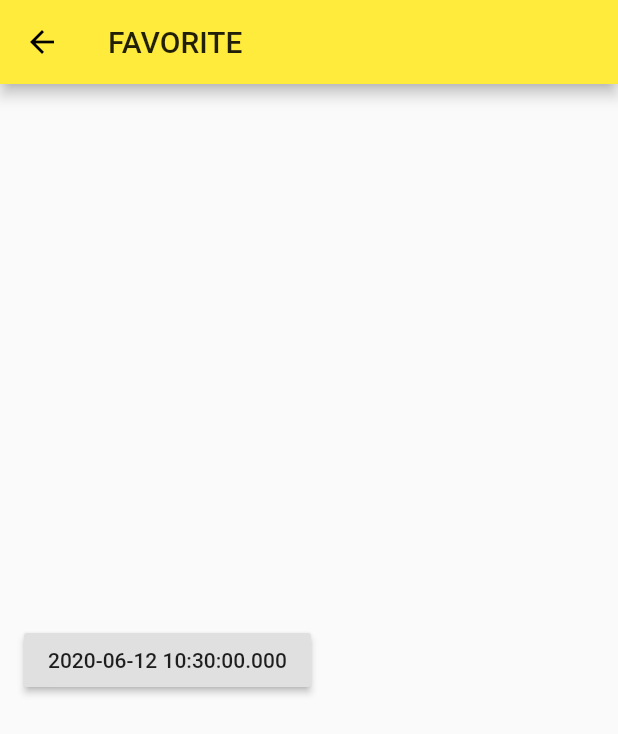
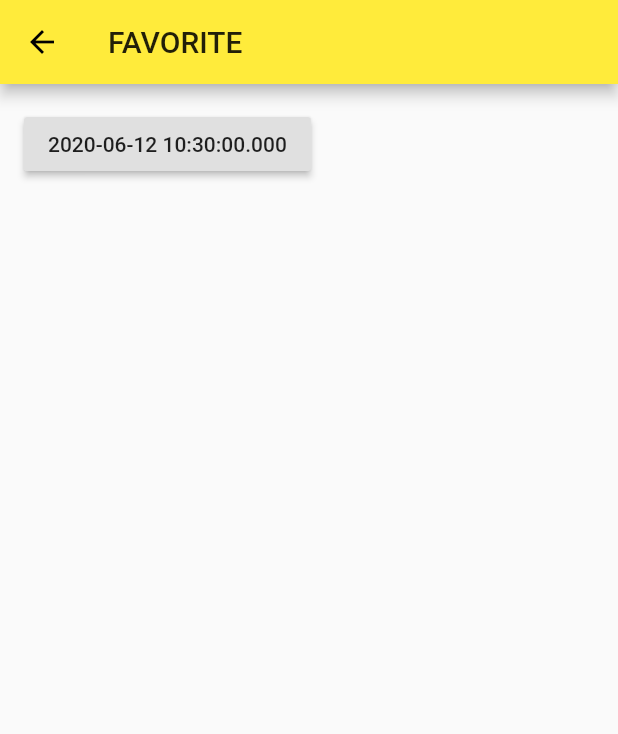
Before and after one commit to guobin211/flutter-material, a Flutter app: the screen it shows after launch, item 3 of the bottom bar chosen, on a phone screen of 412 x 824 dp. Shown: the top 734 px of the screen. Run offline on Flutter 3.47's test engine with Material 2 defaults, Android fonts, the light colour scheme and no system bars; network calls fail.

Commit message:
feature(app) 单页面

```diff
--- a/lib/pages/favorite_page.dart
+++ b/lib/pages/favorite_page.dart
@@ -22,7 +22,7 @@ class _FavoritePageState extends State<FavoritePage> {
         child: Container(
           padding: EdgeInsets.all(16.0),
           child: Column(
-            mainAxisAlignment: MainAxisAlignment.center,
+            mainAxisAlignment: MainAxisAlignment.start,
             children: <Widget>[
               AppCheckBox(),
             ],
```
Also changed, not shown: lib/pages/user_info_page.dart (+7 -2 lines).
